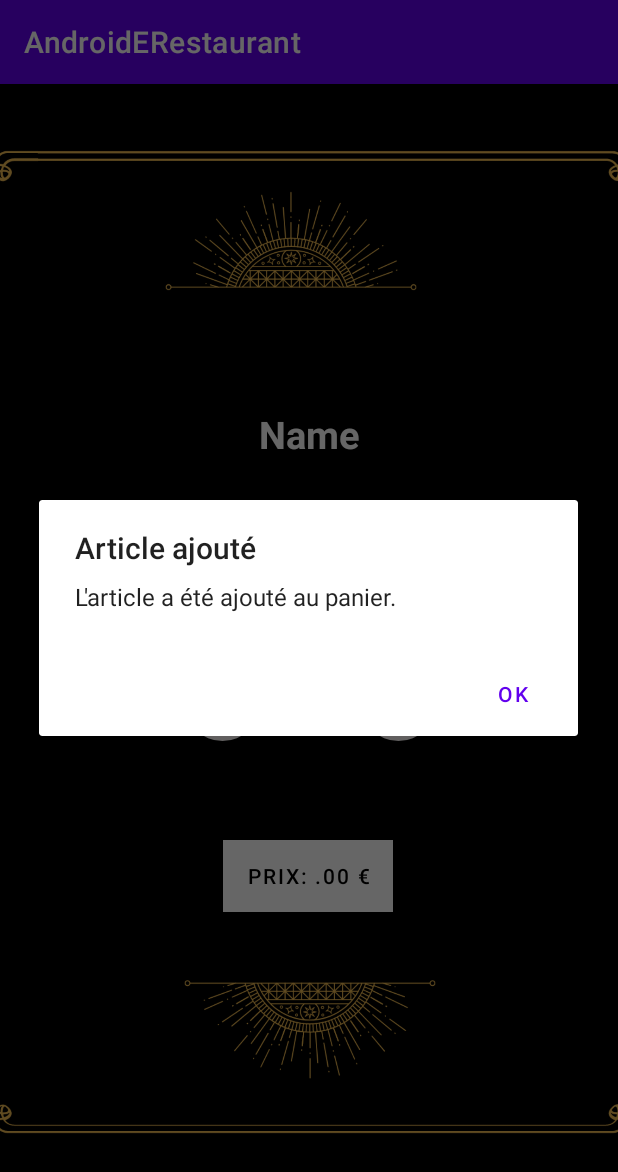
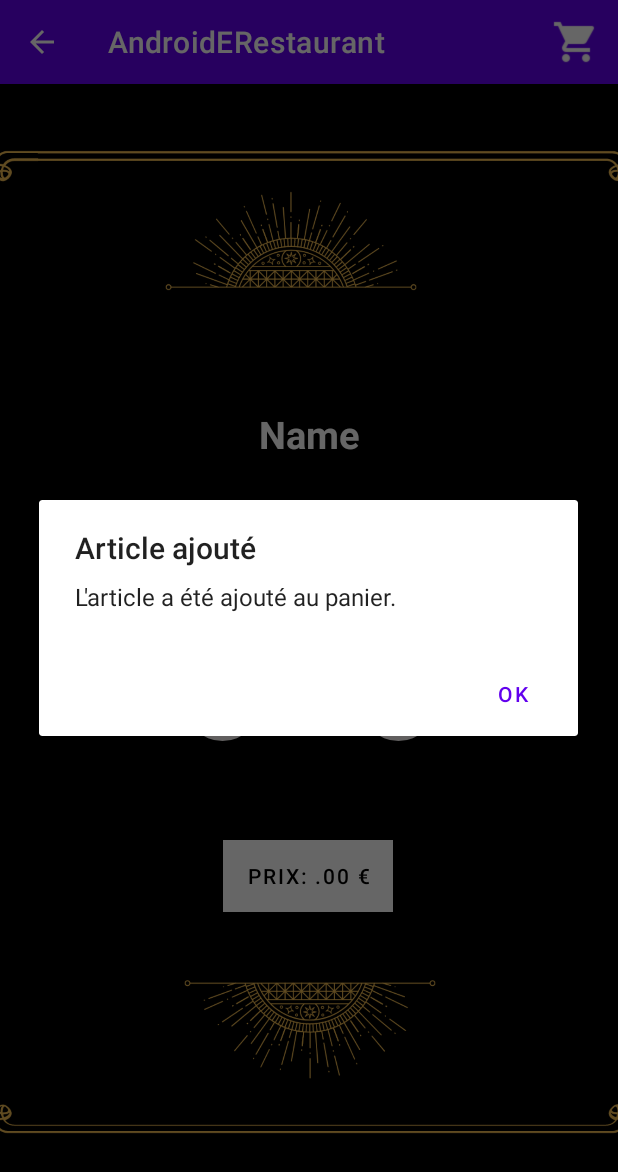
Before and after one commit to Pr00di/AndroidERestaurant, an Android app: the DetailActivity screen opened directly, with no data from a screen before it, after a tap on an icon or button, on a phone screen of 412 x 824 dp. Shown: the top 1172 px of the screen. Run offline under Robolectric (Android 15) with nearby library versions, the light colour scheme and no system bars; our stand-ins replace Picasso; network calls fail; pictures from the network do not load; 6 statements that could not run were skipped.

Commit message:
Jeudi_30_Mars_chariot_and_popup_article

```diff
--- a/app/src/main/java/fr/isen/ravel/androiderestaurant/DetailActivity.kt
+++ b/app/src/main/java/fr/isen/ravel/androiderestaurant/DetailActivity.kt
@@ -1,14 +1,16 @@
 package fr.isen.ravel.androiderestaurant
 
 import android.annotation.SuppressLint
+import android.content.Context
 import android.content.DialogInterface
+import android.content.Intent
+import android.content.SharedPreferences
 import android.os.Bundle
-import android.view.LayoutInflater
-import android.view.View
-import android.view.ViewGroup
+import android.view.*
 import android.widget.Button
 import android.widget.ImageView
 import android.widget.TextView
+import android.widget.Toolbar
 import androidx.appcompat.app.AlertDialog
 import androidx.appcompat.app.AppCompatActivity
 import androidx.fragment.app.Fragment
@@ -28,6 +30,9 @@ class DetailActivity : AppCompatActivity() {
     private lateinit var priceButtonView: Button
     private var quantity = 1
     var price = 0.0
+    private val CART_ITEM_COUNT_KEY = "cartItemCount"
+    private lateinit var sharedPreferences: SharedPreferences
+
 
     // Mettre à jour le prix en fonction de la quantité
     @SuppressLint("SetTextI18n")
@@ -41,6 +46,11 @@ class DetailActivity : AppCompatActivity() {
         val cartItems = getCartItems()
         cartItems.add(cartItem)
         saveCartItems(cartItems)
+        updateCartItemCount(cartItems.size)
+    }
+
+    private fun updateCartItemCount(count: Int) {
+        sharedPreferences.edit().putInt(CART_ITEM_COUNT_KEY, count).apply()
     }
 
     private fun getCartItems(): ArrayList<CartItem> {
@@ -72,8 +82,10 @@ class DetailActivity : AppCompatActivity() {
     {
         super.onCreate(savedInstanceState)
         setContentView(R.layout.activity_detail)
+        sharedPreferences = getSharedPreferences("user_preferences", Context.MODE_PRIVATE)
 
         itemName = intent.getSerializableExtra("itemsList") as Items
+
 
         // Récupérer les éléments de la vue
         val imageViewPager = findViewById<ViewPager>(R.id.imageViewPager)
@@ -89,6 +101,9 @@ class DetailActivity : AppCompatActivity() {
         //On met à jour les infos de la selection
         nameView.text = itemName.nameFr
         descriptionView.text = itemName.ingredients.joinToString(",") { it.nameFr.orEmpty() }
+
+        // Configurez la barre d'outils avec l'icône de chariot
+        supportActionBar?.setDisplayHomeAsUpEnabled(true)
 
         if (itemName.prices[0].price != null)
         {
@@ -121,6 +136,25 @@ class DetailActivity : AppCompatActivity() {
         updatePrice()
     }
 
+    override fun onCreateOptionsMenu(menu: Menu?): Boolean {
+        menuInflater.inflate(R.menu.main_menu, menu)
+        return true
+    }
+
+    override fun onOptionsItemSelected(item: MenuItem): Boolean {
+        return when (item.itemId) {
+            R.id.action_cart -> {
+                val intent = Intent(this, CartActivity::class.java)
+                startActivity(intent)
+                true
+            }
+            android.R.id.home -> {
+                onBackPressed()
+                true
+            }
+            else -> super.onOptionsItemSelected(item)
+        }
+    }
 
     class ImagePagerAdapter(fm: FragmentManager, private val imageUrls: List<String>) :
         FragmentPagerAdapter(fm, BEHAVIOR_RESUME_ONLY_CURRENT_FRAGMENT) {
--- /dev/null
+++ b/app/src/main/res/menu/main_menu.xml
@@ -0,0 +1,10 @@
+<?xml version="1.0" encoding="utf-8"?>
+<menu xmlns:android="http://schemas.android.com/apk/res/android"
+    xmlns:app="http://schemas.android.com/apk/res-auto">
+
+    <item
+        android:id="@+id/action_cart"
+        android:icon="@drawable/shopping_cart"
+        android:title="Panier"
+        app:showAsAction="always" />
+</menu>
```
Also changed, not shown: app/src/main/AndroidManifest.xml (+6 -2 lines), app/src/main/java/fr/isen/ravel/androiderestaurant/CartActivity.kt (added, +15 -0 lines), app/src/main/res/layout/activity_cart.xml (added, +9 -0 lines), app/src/main/res/values/strings.xml (+3 -6 lines), app/src/main/res/drawable/shopping_cart.png (added).
